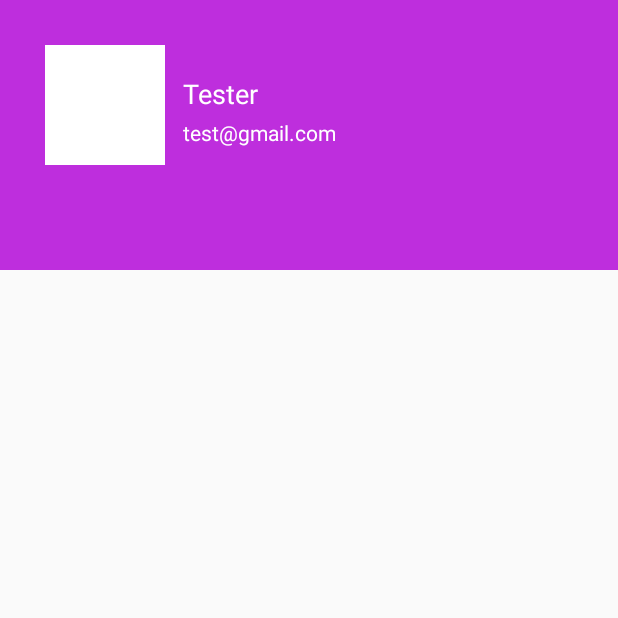
After one commit to vikoms/EdugateSiswa, an Android app: the DrawerHeaderActivity screen opened directly, with no data from a screen before it, on a phone screen of 412 x 824 dp, the top half of it. The commit adds this screen. Run offline under Robolectric (Android 15) with nearby library versions, the light colour scheme and no system bars.

Commit message:
Navigation Drawer

```diff
--- a/app/build.gradle
+++ b/app/build.gradle
@@ -38,6 +38,7 @@ dependencies {
 //    Firebase
     implementation 'com.google.firebase:firebase-database:16.0.4'
     implementation 'com.google.firebase:firebase-auth:16.0.5'
+    implementation 'com.android.support:design:28.0.0'
 
 
 }
--- a/app/src/main/AndroidManifest.xml
+++ b/app/src/main/AndroidManifest.xml
@@ -9,8 +9,10 @@
         android:roundIcon="@mipmap/ic_launcher_round"
         android:supportsRtl="true"
         android:theme="@style/AppTheme">
-        <activity android:name=".beritaSekolahActivity"></activity>
-        <activity android:name=".TugasRumahActivity"></activity>
+        <activity android:name=".DrawerHeaderActivity"></activity>
+        <activity android:name=".DrawerActivity" />
+        <activity android:name=".beritaSekolahActivity" />
+        <activity android:name=".TugasRumahActivity" />
         <activity android:name=".PerpustakaanActivity" />
         <activity android:name=".PanggilGuruActivity" />
         <activity android:name=".HomeActivity" />
--- /dev/null
+++ b/app/src/main/java/com/example/edugate/DrawerHeaderActivity.java
@@ -0,0 +1,14 @@
+package com.example.edugate;
+
+import androidx.appcompat.app.AppCompatActivity;
+
+import android.os.Bundle;
+
+public class DrawerHeaderActivity extends AppCompatActivity {
+
+    @Override
+    protected void onCreate(Bundle savedInstanceState) {
+        super.onCreate(savedInstanceState);
+        setContentView(R.layout.activity_drawer_header);
+    }
+}
--- a/app/src/main/java/com/example/edugate/Fragment/FragmentHome.java
+++ b/app/src/main/java/com/example/edugate/Fragment/FragmentHome.java
@@ -15,8 +15,6 @@ import androidx.cardview.widget.CardView;
 import androidx.fragment.app.Fragment;
 import androidx.fragment.app.FragmentManager;
 import androidx.fragment.app.FragmentTransaction;
-
-import com.example.edugate.HelpDeskActivity;
 import com.example.edugate.IzinPiketActivity;
 import com.example.edugate.PanggilGuruActivity;
 import com.example.edugate.PerpustakaanActivity;
@@ -133,7 +131,7 @@ public class FragmentHome extends Fragment implements View.OnClickListener {
                 startActivity(new Intent(getActivity().getApplication(), IzinPiketActivity.class));
                 break;
             case R.id.helpDesk:
-                startActivity(new Intent(getActivity().getApplication(), HelpDeskActivity.class));
+//                startActivity(new Intent(getActivity().getApplication(), HelpDeskActivity.class));
                 break;
 
         }
--- /dev/null
+++ b/app/src/main/res/layout/activity_drawer_header.xml
@@ -0,0 +1,42 @@
+<?xml version="1.0" encoding="utf-8"?>
+<LinearLayout xmlns:android="http://schemas.android.com/apk/res/android"
+    xmlns:app="http://schemas.android.com/apk/res-auto"
+    xmlns:tools="http://schemas.android.com/tools"
+    android:layout_width="match_parent"
+    android:layout_height="180dp"
+    android:background="#BE2EDD"
+    tools:context=".DrawerHeaderActivity"
+    android:padding="30dp">
+
+    <ImageView
+        android:layout_marginRight="12dp"
+        android:layout_width="80dp"
+        android:layout_height="80dp"
+        android:background="#fff"/>
+
+    <LinearLayout
+        android:layout_marginTop="20dp"
+        android:layout_width="wrap_content"
+        android:layout_height="wrap_content"
+        android:orientation="vertical">
+
+        <TextView
+            android:layout_width="wrap_content"
+            android:layout_height="wrap_content"
+            android:textSize="18sp"
+            android:textColor="#fff"
+            android:text="Tester"/>
+
+        <TextView
+            android:layout_marginTop="4dp"
+            android:layout_width="wrap_content"
+            android:layout_height="wrap_content"
+            android:textSize="14sp"
+            android:textColor="#fff"
+            android:text="test@gmail.com"/>
+
+    </LinearLayout>
+
+
+
+</LinearLayout>
--- a/app/src/main/res/layout/activity_home.xml
+++ b/app/src/main/res/layout/activity_home.xml
@@ -21,5 +21,4 @@
 
     </FrameLayout>
 
-
 </androidx.constraintlayout.widget.ConstraintLayout>
--- a/app/src/main/res/values/strings.xml
+++ b/app/src/main/res/values/strings.xml
@@ -1,3 +1,5 @@
 <resources>
     <string name="app_name">Edugate</string>
+    <string name="open">Open</string>
+    <string name="close">Close</string>
 </resources>
--- a/build.gradle
+++ b/build.gradle
@@ -7,7 +7,7 @@ buildscript {
 
     }
     dependencies {
-        classpath 'com.android.tools.build:gradle:3.5.0'
+        classpath 'com.android.tools.build:gradle:3.5.3'
         classpath 'com.google.gms:google-services:4.2.0'
         // NOTE: Do not place your application dependencies here; they belong
         // in the individual module build.gradle files
```
Also changed, not shown: app/src/main/java/com/example/edugate/DrawerActivity.java (added, +38 -0 lines), app/src/main/res/drawable/ic_one.xml (added, +9 -0 lines), app/src/main/res/drawable/ic_two.xml (added, +9 -0 lines), app/src/main/res/layout/activity_drawer.xml (added, +22 -0 lines), app/src/main/res/menu/drawer_menu.xml (added, +13 -0 lines).
